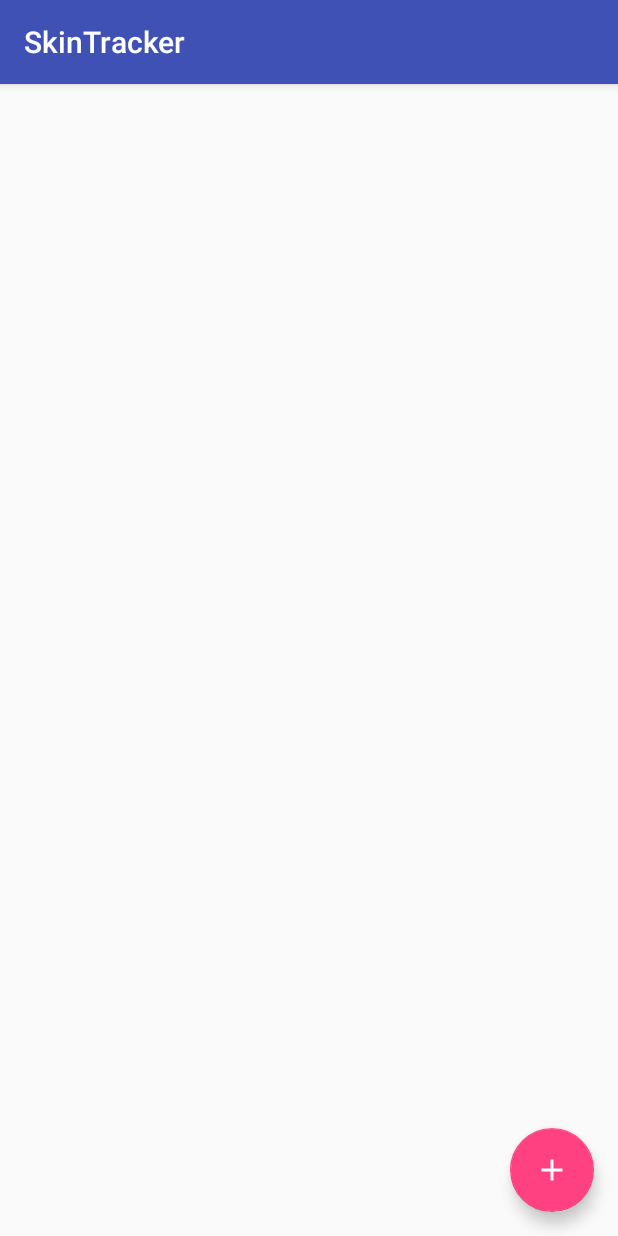
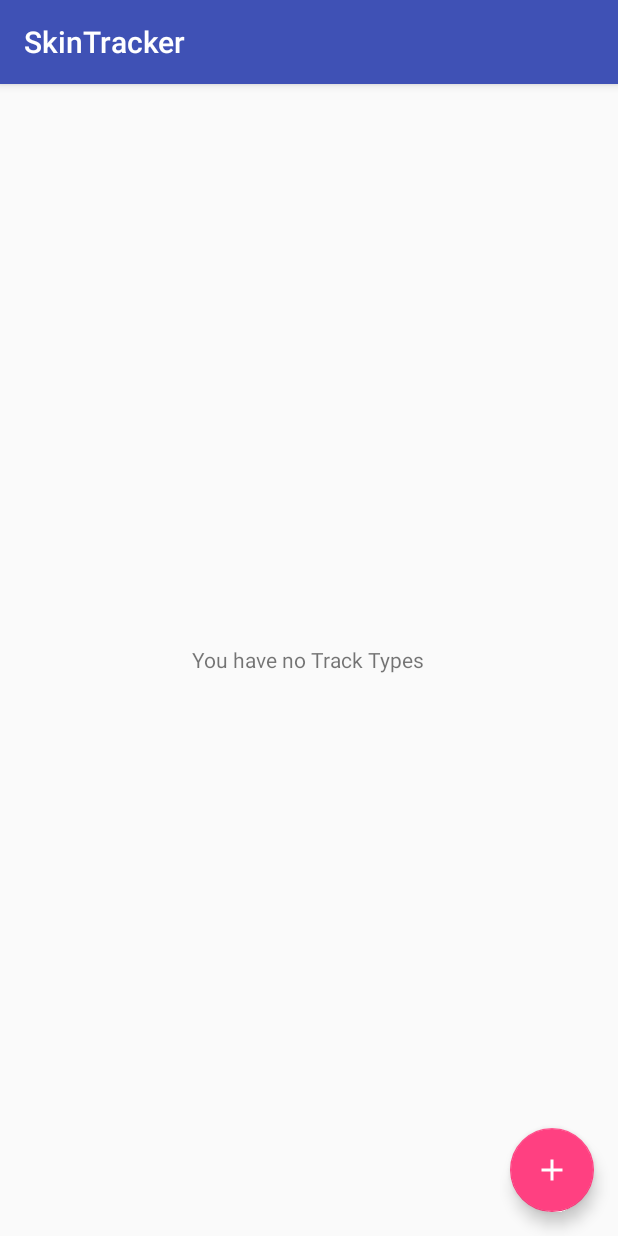
Before and after one commit to aipova/SkinTracker, an Android app: the screen it shows after launch (TrackTypeActivity), in the options menu, after a tap on "Settings", on a phone screen of 412 x 824 dp. Run offline under Robolectric (Android 15) with nearby library versions, the phone set to English and light mode, and no system bars; libraries missing offline, so code that uses them is left out: io.realm, io.realm.kotlin; 12 statements that could not run were skipped.

Commit message:
add empty track type list view

```diff
--- a/app/src/main/java/ru/aipova/skintracker/ui/SingleFragmentActivity.kt
+++ b/app/src/main/java/ru/aipova/skintracker/ui/SingleFragmentActivity.kt
@@ -5,17 +5,19 @@ import android.support.v4.app.Fragment
 import android.support.v7.app.AppCompatActivity
 import ru.aipova.skintracker.R
 
-abstract class SingleFragmentActivity : AppCompatActivity() {
+abstract class SingleFragmentActivity<T : Fragment> : AppCompatActivity() {
 
-    protected abstract fun createFragment(): Fragment
+    protected abstract fun createFragment(): T
+    protected abstract fun setupPresenter(fragment: T)
 
     override fun onCreate(savedInstanceState: Bundle?) {
         super.onCreate(savedInstanceState)
         setContentView(R.layout.single_fragment_activity)
 
         val fm = supportFragmentManager
-        if (fm.findFragmentById(R.id.fragmentContainer) == null) {
-            fm.beginTransaction().add(R.id.fragmentContainer, createFragment()).commit()
+        val fragment = fm.findFragmentById(R.id.fragmentContainer) ?: createFragment().also {
+            fm.beginTransaction().replace(R.id.fragmentContainer, it).commit()
         }
+        setupPresenter(fragment as T)
     }
 }
--- a/app/src/main/java/ru/aipova/skintracker/ui/statistics/StatisticsActivity.kt
+++ b/app/src/main/java/ru/aipova/skintracker/ui/statistics/StatisticsActivity.kt
@@ -1,11 +1,10 @@
 package ru.aipova.skintracker.ui.statistics
 
-import android.support.v4.app.Fragment
 import ru.aipova.skintracker.ui.SingleFragmentActivity
 import ru.aipova.skintracker.ui.track.TrackActivity
 import ru.aipova.skintracker.ui.tracktype.TrackTypeActivity
 
-class StatisticsActivity : SingleFragmentActivity(),
+class StatisticsActivity : SingleFragmentActivity<StatisticsFragment>(),
     StatisticsFragment.Callbacks {
     override fun onCreateNewTrack() {
         startActivity(TrackActivity.createIntent(this))
@@ -15,7 +14,11 @@ class StatisticsActivity : SingleFragmentActivity(),
         startActivity(TrackTypeActivity.createIntent(this))
     }
 
-    override fun createFragment(): Fragment {
+    override fun createFragment(): StatisticsFragment {
         return StatisticsFragment.newInstance()
     }
+
+    override fun setupPresenter(fragment: StatisticsFragment) {
+        //TODO no presenter yet
+    }
 }
--- a/app/src/main/java/ru/aipova/skintracker/ui/track/TrackActivity.kt
+++ b/app/src/main/java/ru/aipova/skintracker/ui/track/TrackActivity.kt
@@ -2,12 +2,15 @@ package ru.aipova.skintracker.ui.track
 
 import android.content.Context
 import android.content.Intent
-import android.support.v4.app.Fragment
 import ru.aipova.skintracker.ui.SingleFragmentActivity
 
-class TrackActivity : SingleFragmentActivity() {
-    override fun createFragment(): Fragment {
+class TrackActivity : SingleFragmentActivity<TrackFragment>() {
+    override fun createFragment(): TrackFragment {
         return TrackFragment.newInstance()
+    }
+
+    override fun setupPresenter(fragment: TrackFragment) {
+//         TODO no presenter yet
     }
 
     companion object {
--- a/app/src/main/java/ru/aipova/skintracker/ui/tracktype/TrackTypeActivity.kt
+++ b/app/src/main/java/ru/aipova/skintracker/ui/tracktype/TrackTypeActivity.kt
@@ -2,15 +2,17 @@ package ru.aipova.skintracker.ui.tracktype
 
 import android.content.Context
 import android.content.Intent
-import android.support.v4.app.Fragment
 import ru.aipova.skintracker.InjectionStub
 import ru.aipova.skintracker.ui.SingleFragmentActivity
 
-class TrackTypeActivity : SingleFragmentActivity() {
-    override fun createFragment(): Fragment {
-        val fragment = TrackTypeFragment.newInstance()
+class TrackTypeActivity : SingleFragmentActivity<TrackTypeFragment>() {
+
+    override fun createFragment(): TrackTypeFragment {
+        return TrackTypeFragment.newInstance()
+    }
+
+    override fun setupPresenter(fragment: TrackTypeFragment) {
         TrackTypePresenter(fragment, InjectionStub.trackTypeRepository)
-        return fragment
     }
 
     companion object {
--- a/app/src/main/java/ru/aipova/skintracker/ui/tracktype/TrackTypeContract.kt
+++ b/app/src/main/java/ru/aipova/skintracker/ui/tracktype/TrackTypeContract.kt
@@ -11,11 +11,14 @@ interface TrackTypeContract {
         fun initTrackTypesView(trackTypes: RealmResults<TrackType>)
         fun showTrackTypeCreatedMsg(trackTypeName: String)
         fun showCannotCreateTrackTypeMsg()
+        fun showNoTrackTypesView()
+        fun showTrackTypesView()
     }
 
     interface Presenter: BasePresenter {
         fun createNewTrackType(trackTypeName: String)
         fun editTrackTypeName(trackTypeUid: String, trackTypeName: String)
         fun removeTrackType(trackTypeUid: String)
+        fun stop()
     }
 }
--- a/app/src/main/res/layout/track_type_fragment.xml
+++ b/app/src/main/res/layout/track_type_fragment.xml
@@ -5,14 +5,30 @@
     android:layout_width="match_parent"
     android:layout_height="match_parent">
 
-    <android.support.v7.widget.RecyclerView
-        android:id="@+id/trackTypeRecycler"
+    <RelativeLayout
         android:layout_width="match_parent"
-        android:layout_height="match_parent"
-        android:layout_margin="16dp">
+        android:layout_height="match_parent">
+        <android.support.v7.widget.RecyclerView
+            android:id="@+id/trackTypeRecycler"
+            android:layout_width="match_parent"
+            android:layout_height="match_parent"
+            android:layout_margin="16dp" />
 
+        <LinearLayout
+            android:id="@+id/noTrackTypesLayout"
+            android:layout_width="wrap_content"
+            android:layout_height="wrap_content"
+            android:orientation="vertical"
+            android:layout_centerInParent="true">
 
-    </android.support.v7.widget.RecyclerView>
+            <TextView
+                android:id="@+id/notTrackTypesTxt"
+                android:layout_width="wrap_content"
+                android:layout_height="wrap_content"
+                android:layout_gravity="center"
+                android:text="@string/msg_no_track_types"/>
+        </LinearLayout>
+    </RelativeLayout>
 
     <android.support.design.widget.FloatingActionButton
         android:id="@+id/trackTypeAddFab"
--- a/app/src/main/res/values/strings.xml
+++ b/app/src/main/res/values/strings.xml
@@ -11,4 +11,5 @@
     <string name="msg_remove_track_type">Are you sure you want to remove Track Type \"%1$s\"?</string>
     <string name="msg_track_type_created">Track Type \"%1$s\" was created</string>
     <string name="err_cannot_create_track_type">Cannot create Track Type, please try later</string>
+    <string name="msg_no_track_types">You have no Track Types</string>
 </resources>
```
Also changed, not shown: app/src/main/java/ru/aipova/skintracker/ui/tracktype/TrackTypeFragment.kt (+15 -0 lines), app/src/main/java/ru/aipova/skintracker/ui/tracktype/TrackTypePresenter.kt (+18 -1 lines).
